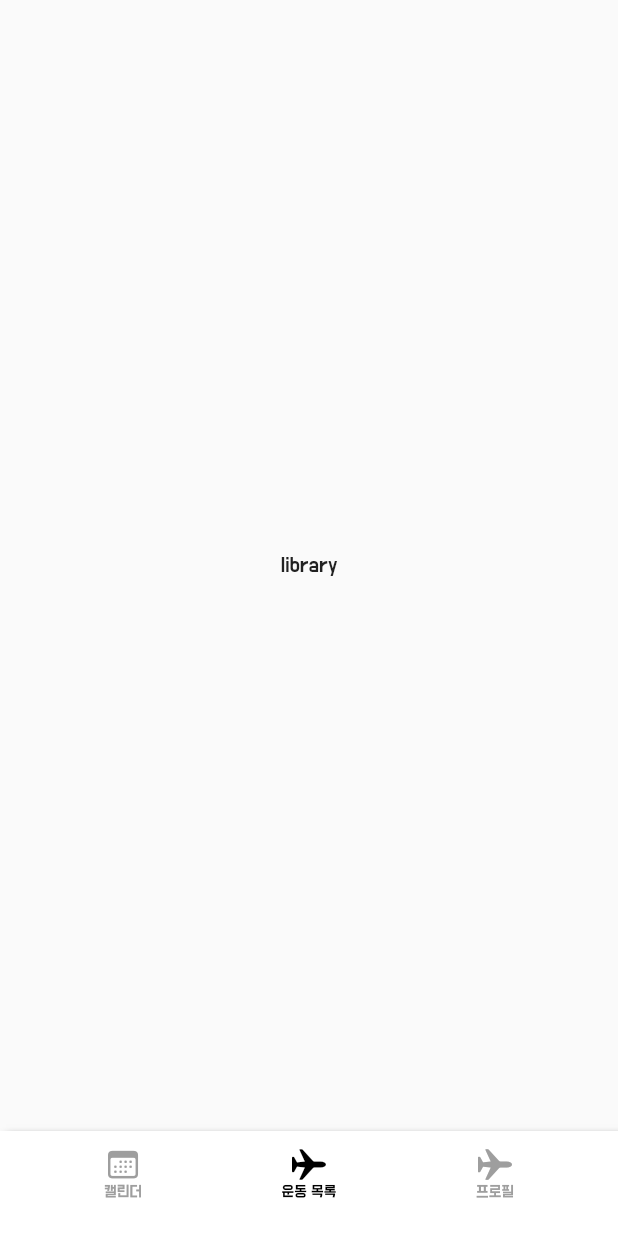
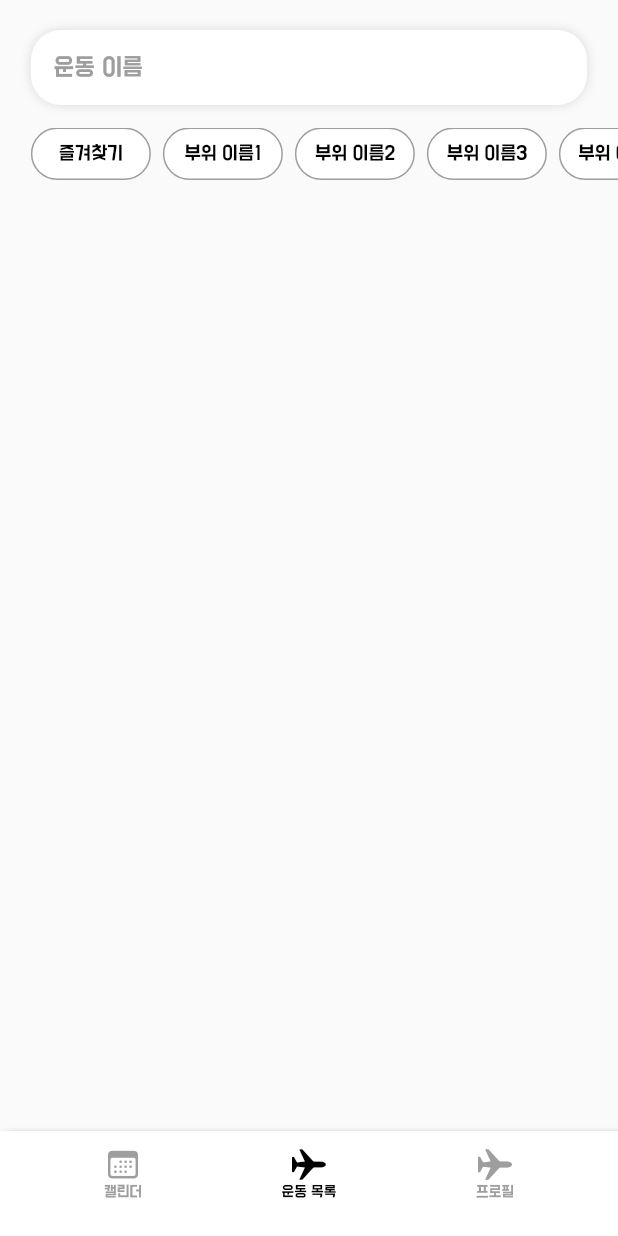
Before and after one commit to 812jay/stronger, a Flutter app: the screen it shows after launch, item 2 of the bottom bar chosen, on a phone screen of 412 x 824 dp. Run offline on Flutter 3.47's test engine with Material 2 defaults, Android fonts, the phone set to English and light mode, and no system bars; our stand-ins replace table_calendar.

Commit message:
운동목록 검색창, 카테고리 칩 추가

```diff
--- a/lib/main.dart
+++ b/lib/main.dart
@@ -3,6 +3,7 @@ import 'package:flutter/services.dart';
 import 'package:intl/date_symbol_data_local.dart';
 import 'package:provider/provider.dart';
 import 'package:stronger/provider/auth_provider.dart';
+import 'package:stronger/provider/library_provider.dart';
 import 'package:stronger/views/home.dart';
 import 'package:stronger/views/start/splash_screen.dart';
 
@@ -24,7 +25,12 @@ class MyApp extends StatelessWidget {
     return MultiProvider(
       providers: [
         ChangeNotifierProvider(
-            create: (BuildContext context) => AuthProvider()),
+          create: (BuildContext context) => AuthProvider(),
+        ),
+        ChangeNotifierProvider(
+          lazy: true,
+          create: (BuildContext context) => LibraryProvider(),
+        ),
       ],
       child: MaterialApp(
         debugShowCheckedModeBanner: false,
--- /dev/null
+++ b/lib/provider/easy_notifier.dart
@@ -0,0 +1,8 @@
+import 'package:flutter/material.dart';
+
+class EasyNotifier extends ChangeNotifier {
+  void notify([VoidCallback? action]) {
+    action?.call();
+    notifyListeners();
+  }
+}
--- /dev/null
+++ b/lib/provider/library_provider.dart
@@ -0,0 +1,46 @@
+import 'package:stronger/provider/easy_notifier.dart';
+
+class LibraryProvider extends EasyNotifier {
+  LibraryProvider() {
+    setCategories();
+  }
+
+  // 카테고리 목록은 어떤 기준으로, 어떻게 받아오는지?
+  final List<String> testCategories = [
+    '즐겨찾기',
+    '부위 이름1',
+    '부위 이름2',
+    '부위 이름3',
+    '부위 이름4',
+    '부위 이름5'
+  ];
+
+  List<String> _categories = [];
+  List<String> get categories => _categories;
+
+  List<String> _selectedCategories = [];
+  List<String> get selectedCategories => _selectedCategories;
+
+  void setCategories() {
+    notify(() {
+      _categories = [...testCategories];
+    });
+  }
+
+  bool isSelectedCategory(String categoryString) {
+    return _selectedCategories.contains(categoryString);
+  }
+
+  void onCategorySelect(String categoryString) {
+    final bool isSelected = isSelectedCategory(categoryString);
+    notify(() {
+      if (isSelected) {
+        _selectedCategories.remove(categoryString);
+      } else {
+        _selectedCategories = [..._selectedCategories, categoryString];
+      }
+    });
+  }
+
+  Future<void> getCategories() async {}
+}
--- a/lib/views/home.dart
+++ b/lib/views/home.dart
@@ -1,5 +1,7 @@
 import 'package:flutter/cupertino.dart';
 import 'package:flutter/material.dart';
+import 'package:provider/provider.dart';
+import 'package:stronger/provider/library_provider.dart';
 import 'package:stronger/views/setting/setting_view.dart';
 import 'package:stronger/views/workouts_calendar/workouts_calendar.dart';
 import 'package:stronger/views/workouts_library/library_view.dart';
--- a/lib/views/workouts_library/library_view.dart
+++ b/lib/views/workouts_library/library_view.dart
@@ -1,4 +1,10 @@
 import 'package:flutter/material.dart';
+import 'package:provider/provider.dart';
+import 'package:provider/src/provider.dart';
+import 'package:stronger/provider/library_provider.dart';
+import 'package:stronger/utils/define.dart';
+
+const shadowColor = Color(0xFFD9D9D9);
 
 class LibraryView extends StatelessWidget {
   static const routeName = 'library';
@@ -6,10 +12,136 @@ class LibraryView extends StatelessWidget {
 
   @override
   Widget build(BuildContext context) {
-    return const Scaffold(
-      body: Center(
-        child: Text('library'),
+    final libraryProvider = context.read<LibraryProvider>();
+    final double width = MediaQuery.of(context).size.width;
+    final double height = MediaQuery.of(context).size.height;
+    return Scaffold(
+      body: SafeArea(
+        child: SizedBox(
+          width: width,
+          height: height,
+          child: Column(
+            crossAxisAlignment: CrossAxisAlignment.center,
+            children: [
+              const SizedBox(height: 20),
+
+              /// search bar
+              Align(
+                alignment: Alignment.center,
+                child: Container(
+                  width: width * 0.9,
+                  height: 50,
+                  decoration: BoxDecoration(
+                    color: Colors.white,
+                    borderRadius: BorderRadius.circular(20),
+                    boxShadow: const [
+                      BoxShadow(
+                        color: shadowColor,
+                        blurRadius: 5,
+                      )
+                    ],
+                  ),
+                  child: const TextField(
+                    style: TextStyle(
+                      fontSize: 18,
+                    ),
+                    decoration: InputDecoration(
+                      contentPadding:
+                          EdgeInsets.only(left: 15, right: 15, top: 2),
+                      border: InputBorder.none,
+                      focusedBorder: InputBorder.none,
+                      enabledBorder: InputBorder.none,
+                      errorBorder: InputBorder.none,
+                      disabledBorder: InputBorder.none,
+                      hintText: '운동 이름',
+                      hintStyle: TextStyle(
+                        color: ColorsStronger.lightGrey,
+                      ),
+                    ),
+                  ),
+                ),
+              ),
+              Consumer<LibraryProvider>(
+                builder: (_, provider, __) {
+                  final categories = provider.categories;
+                  return Container(
+                    margin: const EdgeInsets.symmetric(vertical: 15),
+                    height: 35,
+                    child: CustomScrollView(
+                      scrollDirection: Axis.horizontal,
+                      slivers: [
+                        SliverList(
+                          delegate: SliverChildBuilderDelegate(
+                            (BuildContext context, int index) {
+                              return Padding(
+                                padding: index == 0
+                                    ? EdgeInsets.only(left: width * 0.05)
+                                    : EdgeInsets.zero,
+                                child: _CategoryChip(
+                                  text: categories[index],
+                                  isSelected: provider
+                                      .isSelectedCategory(categories[index]),
+                                  onSelect: () => provider
+                                      .onCategorySelect(categories[index]),
+                                ),
+                              );
+                            },
+                            childCount: categories.length,
+                          ),
+                        ),
+                      ],
+                    ),
+                  );
+                },
+              ),
+            ],
+          ),
+        ),
       ),
     );
   }
 }
+
+class _CategoryChip extends StatelessWidget {
+  const _CategoryChip({
+    required this.text,
+    required this.isSelected,
+    required this.onSelect,
+    Key? key,
+  }) : super(key: key);
+
+  final String text;
+  final bool isSelected;
+  final void Function() onSelect;
+
+  @override
+  Widget build(BuildContext context) {
+    return GestureDetector(
+      onTap: onSelect,
+      child: Container(
+        margin: const EdgeInsets.only(right: 8),
+        width: 80,
+        height: 35,
+        child: Center(
+          child: Text(
+            text,
+            style: TextStyle(
+              color: isSelected ? Colors.white : Colors.black,
+              fontSize: 14,
+            ),
+          ),
+        ),
+        decoration: BoxDecoration(
+          color: isSelected ? ColorsStronger.primaryBG : Colors.white,
+          borderRadius: BorderRadius.circular(100),
+          border: isSelected
+              ? null
+              : Border.all(
+                  color: ColorsStronger.lightGrey,
+                  width: 1,
+                ),
+        ),
+      ),
+    );
+  }
+}
```
